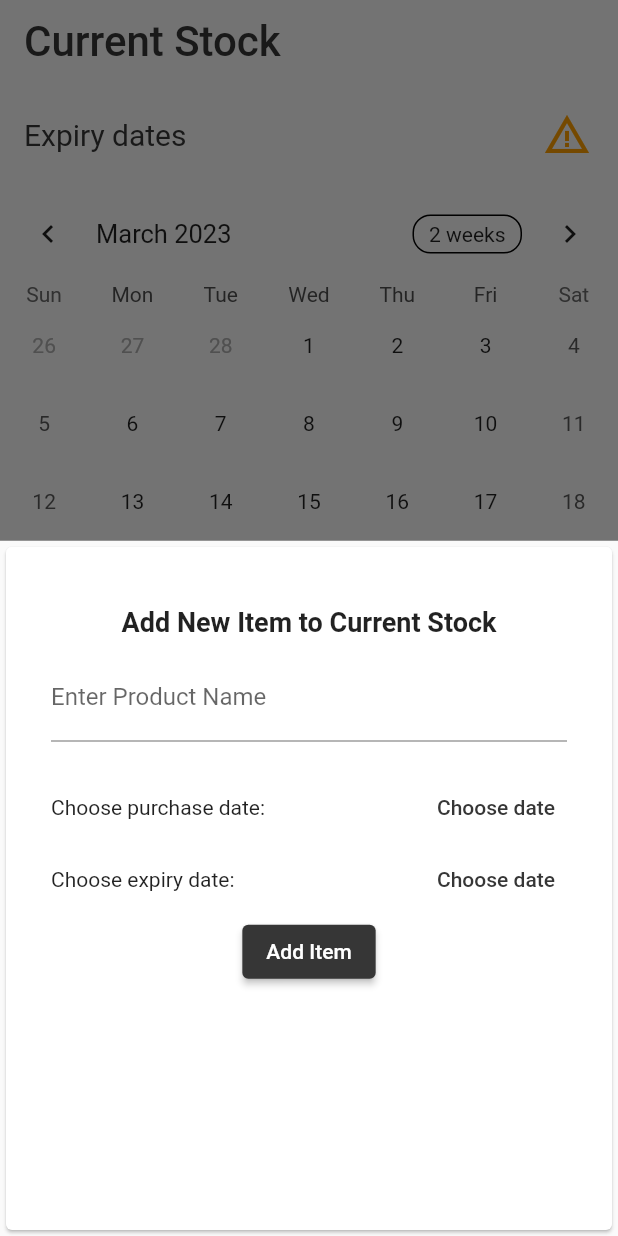
After one commit to adityasundar15/myBasket, a Flutter app: the screen it shows after launch, after a tap on the "add" icon, on a phone screen of 412 x 824 dp. The commit adds this screen. Run offline on Flutter 3.47's test engine with Material 2 defaults, Android fonts, the phone set to English and light mode, and no system bars; drawn by our look-alikes of table_calendar; our stand-ins replace fl_chart, sqflite; missing offline and left inert: flutter_animated_dialog; accounts and stored records are empty.

Commit message:
Added add item option in stock

```diff
--- a/lib/chart_data.dart
+++ b/lib/chart_data.dart
@@ -45,7 +45,6 @@ Map<int, double> yearlyTransactions = getYearlyTransactions();
 final double barWidth = 12;
 
 // pie data moved to profile screen
-
 List<PieChartSectionData> givePieData(double totalBudget) {
   double amountSpentThisMonth = getAmountForMonth(DateTime.now().month);
   return [
--- a/lib/screens/profile_screen.dart
+++ b/lib/screens/profile_screen.dart
@@ -27,12 +27,12 @@ class _ProfileScreenState extends State<ProfileScreen> {
         }).then((data) {
       if (data['title']!.isEmpty) {
         setState(() {
-          return allTransactions.add(Transaction(
+          allTransactions.add(Transaction(
               dateOfTransaction: data['date'], amount: data['amount']));
         });
       } else {
         setState(() {
-          return allTransactions.add(Transaction(
+          allTransactions.add(Transaction(
               dateOfTransaction: data['date'], amount: data['amount']));
         });
       }
@@ -59,7 +59,7 @@ class _ProfileScreenState extends State<ProfileScreen> {
           children: [
             Container(
                 width: double.infinity,
-                child: const ProfilePieCard(
+                child: ProfilePieCard(
                   getPieData: givePieData,
                 )),
             ProfileBarCard(data: barData),
--- a/lib/screens/stock_screen.dart
+++ b/lib/screens/stock_screen.dart
@@ -6,6 +6,9 @@ import 'package:table_calendar/table_calendar.dart';
 import '../models/item.dart';
 import '../myUtils.dart';
 import '../widgets/stockPage/stock_item_list.dart';
+
+import '../widgets/stockPage/add_item.dart';
+import '../models/returnItemData.dart';
 
 class StockScreen extends StatefulWidget {
   const StockScreen({super.key});
@@ -40,6 +43,26 @@ class _StockScreenState extends State<StockScreen> {
 
   List<Item> _getItemsForDay(DateTime date) {
     return kItems[date] ?? [];
+  }
+
+  void showAddItem(BuildContext context) {
+    showModalBottomSheet(
+        context: context,
+        builder: (builderContext) {
+          return GestureDetector(
+              onTap: null,
+              behavior: HitTestBehavior.opaque,
+              // display what should be inside the modal sheet.
+              child: AddItemDialog());
+        }).then((data) {
+      if (!kItems.keys.contains(data.expiryDate)) {
+        kItems[data.expiryDate] = [];
+      }
+      setState(() {
+        kItems[data.expiryDate]?.add(data);
+        print(kItems);
+      });
+    });
   }
 
   @override
@@ -113,9 +136,11 @@ class _StockScreenState extends State<StockScreen> {
           ),
         )
       ]),
-      floatingActionButton: const FloatingActionButton(
-        onPressed: null,
-        child: Icon(Icons.add),
+      floatingActionButton: FloatingActionButton(
+        onPressed: () {
+          showAddItem(context);
+        },
+        child: const Icon(Icons.add),
       ),
     );
   }
--- /dev/null
+++ b/lib/widgets/stockPage/add_item.dart
@@ -0,0 +1,136 @@
+import 'package:flutter/material.dart';
+import 'package:intl/intl.dart';
+import 'package:shopping_list/models/item.dart';
+
+class AddItemDialog extends StatefulWidget {
+  const AddItemDialog({super.key});
+
+  @override
+  State<AddItemDialog> createState() => _AddItemDialogState();
+}
+
+class _AddItemDialogState extends State<AddItemDialog> {
+  final titleController = TextEditingController();
+  DateTime? _selectedExpiryDate;
+  DateTime? _selectedPurchaseDate;
+
+  void _presentDatePickerExpiry() {
+    showDatePicker(
+            context: context,
+            initialDate: DateTime.now(),
+            firstDate: DateTime.now().subtract(const Duration(days: 1)),
+            lastDate: DateTime.now().add(const Duration(days: 30)))
+        .then((value) {
+      if (value == null) {
+        return;
+      } else {
+        setState(() {
+          _selectedExpiryDate = value;
+        });
+      }
+    });
+  }
+
+  void _presentDatePickerPurchase() {
+    showDatePicker(
+            context: context,
+            initialDate: DateTime.now(),
+            firstDate: DateTime.now().subtract(const Duration(days: 60)),
+            lastDate: DateTime.now().add(const Duration(days: 2)))
+        .then((value) {
+      if (value == null) {
+        return;
+      } else {
+        setState(() {
+          _selectedPurchaseDate = value;
+        });
+      }
+    });
+  }
+
+  void _submitData() {
+    final enteredTitle = titleController.text;
+    // final enteredAmount = double.parse(amountController.text);
+    // print('$enteredAmount $enteredTitle');
+
+    if (enteredTitle.isEmpty) {
+      return;
+    }
+    final myItem = Item(
+        title: enteredTitle,
+        purchaseDate: _selectedPurchaseDate!,
+        expiryDate: _selectedExpiryDate!);
+    Navigator.of(context).pop(myItem);
+  }
+
+  @override
+  Widget build(BuildContext context) {
+    return Card(
+      child: Container(
+          margin: const EdgeInsets.all(20),
+          padding: const EdgeInsets.all(10),
+          child: Column(
+              crossAxisAlignment: CrossAxisAlignment.center,
+              // mainAxisAlignment: MainAxisAlignment.spaceAround,
+              children: [
+                Container(
+                  alignment: Alignment.center,
+                  padding:
+                      const EdgeInsets.symmetric(horizontal: 5, vertical: 10),
+                  child: const Text(
+                    "Add New Item to Current Stock",
+                    style: TextStyle(fontSize: 18, fontWeight: FontWeight.bold),
+                  ),
+                ),
+                TextField(
+                  decoration: const InputDecoration(
+                    labelText: 'Enter Product Name',
+                  ),
+                  controller: titleController,
+                  onSubmitted: (value) => _submitData(),
+                ),
+                const SizedBox(
+                  height: 20,
+                ),
+                Column(
+                  children: [
+                    Row(
+                      children: [
+                        Expanded(
+                          child: Text(_selectedPurchaseDate == null
+                              ? "Choose purchase date:"
+                              : 'Date of Purchase: ${DateFormat.yMd().format(_selectedPurchaseDate!).toString()}'),
+                        ),
+                        TextButton(
+                            onPressed: _presentDatePickerPurchase,
+                            child: Text(
+                                _selectedPurchaseDate == null
+                                    ? "Choose date"
+                                    : "Change date",
+                                style: TextStyle(
+                                  color: Theme.of(context).primaryColor,
+                                )))
+                      ],
+                    ),
+                    Row(
+                      children: [
+                        Expanded(
+                          child: Text(_selectedExpiryDate == null
+                              ? "Choose expiry date:"
+                              : 'Date of Expiry: ${DateFormat.yMd().format(_selectedExpiryDate!).toString()}'),
+                        ),
+                        TextButton(
+                            onPressed: _presentDatePickerExpiry,
+                            child: Text(_selectedExpiryDate == null
+                                ? "Choose date"
+                                : "Change date"))
+                      ],
+                    ),
+                  ],
+                ),
+                ElevatedButton(
+                    onPressed: _submitData, child: const Text("Add Item"))
+              ])),
+    );
+  }
+}
```
Also changed, not shown: lib/main copy.dart (deleted, +0 -26 lines).
